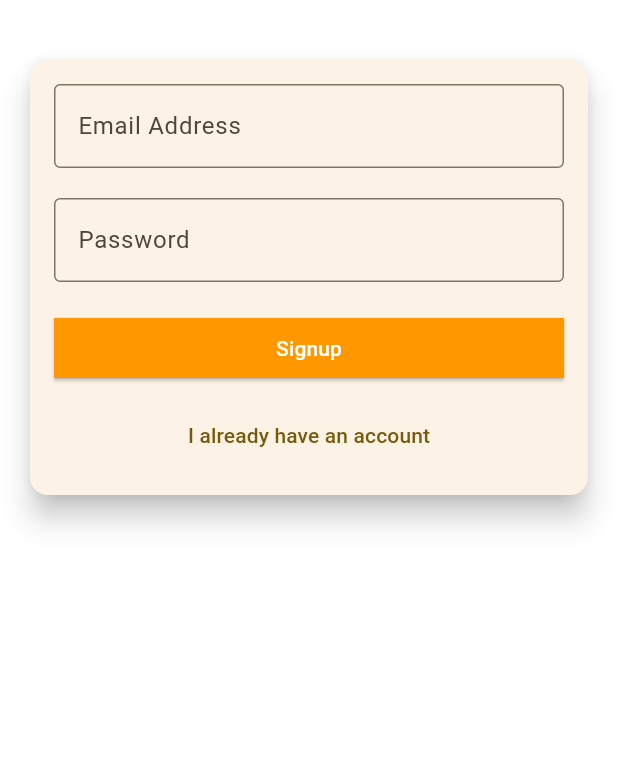
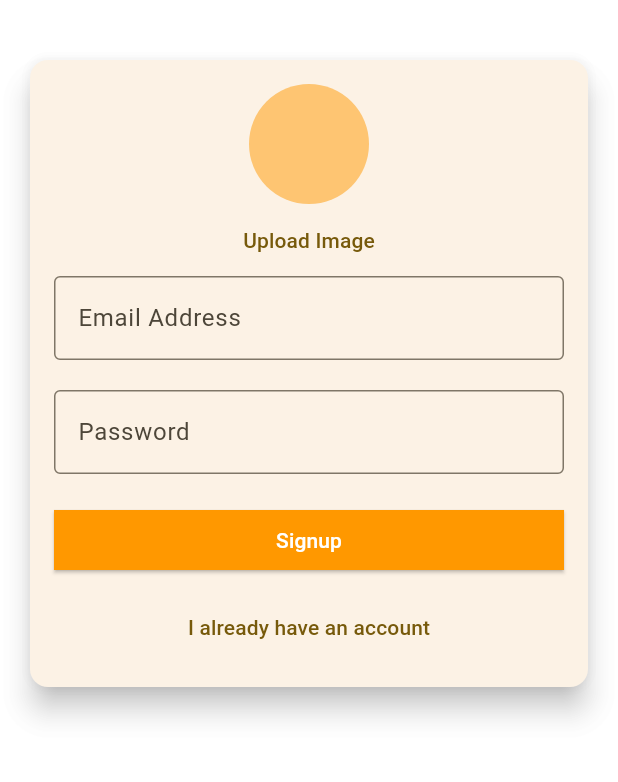
Before and after one commit to IbnuTopanAdib/Chat-App-With-Notification, a Flutter app: the screen it shows after launch, on a phone screen of 412 x 824 dp, the part 330-1112 px from its top. Run offline on Flutter 3.47's test engine with Material 3 defaults, Android fonts, the phone set to English and light mode, and no system bars; our stand-ins replace firebase_auth, firebase_core, firebase_storage, image_picker; accounts and stored records are empty.

Commit message:
add user upload profile picture fitur

```diff
--- a/lib/main.dart
+++ b/lib/main.dart
@@ -20,11 +20,12 @@ class MyApp extends StatelessWidget {
   Widget build(BuildContext context) {
     return MaterialApp(
       title: 'Chat App ',
+      debugShowCheckedModeBanner: false,
       theme: ThemeData().copyWith(
         colorScheme: ColorScheme.fromSeed(
           seedColor:
-              const Color.fromARGB(255, 255, 193, 7), // Warna kuning terang
-          brightness: Brightness.light, // Menetapkan tema cerah
+              const Color.fromARGB(255, 255, 193, 7),
+          brightness: Brightness.light,
         ),
       ),
       home: StreamBuilder(
--- a/lib/screen/auth_screen.dart
+++ b/lib/screen/auth_screen.dart
@@ -1,4 +1,8 @@
+import 'dart:io';
+
+import 'package:chat_with_notif/widget/user_image_picker.dart';
 import 'package:firebase_auth/firebase_auth.dart';
+import 'package:firebase_storage/firebase_storage.dart';
 import 'package:flutter/material.dart';
 
 final _firebaseAuth = FirebaseAuth.instance;
@@ -14,13 +18,19 @@ class _AuthScreenState extends State<AuthScreen> {
   final _formKey = GlobalKey<FormState>();
   String _enteredEmail = "";
   String _enteredPassword = "";
+  File? _selectedImage;
+  bool _isAuthenticating = false;
 
   bool _isLogin = false;
   void _submit() async {
-    if (_formKey.currentState!.validate()) {
+    if (_formKey.currentState!.validate() ||
+        _isLogin && _selectedImage != null) {
       _formKey.currentState!.save();
     }
     try {
+      setState(() {
+        _isAuthenticating = true;
+      });
       if (_isLogin) {
         final userCredential = await _firebaseAuth.signInWithEmailAndPassword(
             email: _enteredEmail, password: _enteredPassword);
@@ -28,8 +38,19 @@ class _AuthScreenState extends State<AuthScreen> {
         final userCredential =
             await _firebaseAuth.createUserWithEmailAndPassword(
                 email: _enteredEmail, password: _enteredPassword);
-        print(userCredential);
+        final storageRef = FirebaseStorage.instance
+            .ref()
+            .child('user_profile')
+            .child('${userCredential.user!.uid}.jpg');
+
+        await storageRef.putFile(_selectedImage!);
+        final imageUrl = storageRef.getDownloadURL();
+        print(imageUrl);
       }
+
+      setState(() {
+        _isAuthenticating = false;
+      });
     } on FirebaseAuthException catch (e) {
       ScaffoldMessenger.of(context).clearSnackBars();
       ScaffoldMessenger.of(context).showSnackBar(
@@ -59,6 +80,12 @@ class _AuthScreenState extends State<AuthScreen> {
                     child: SingleChildScrollView(
                       child: Column(
                         children: [
+                          if (!_isLogin)
+                            UserImagePicker(
+                              onPickImage: (pickedImage) {
+                                _selectedImage = pickedImage;
+                              },
+                            ),
                           TextFormField(
                             decoration: const InputDecoration(
                               labelText: 'Email Address',
@@ -113,6 +140,7 @@ class _AuthScreenState extends State<AuthScreen> {
                           const SizedBox(
                             height: 20,
                           ),
+                          if (!_isAuthenticating)
                             SizedBox(
                               width: double.infinity,
                               child: ElevatedButton(
@@ -126,6 +154,9 @@ class _AuthScreenState extends State<AuthScreen> {
                           const SizedBox(
                             height: 10,
                           ),
+                          if (_isAuthenticating)
+                            const CircularProgressIndicator(),
+                          if (!_isAuthenticating)
                             TextButton(
                                 onPressed: () {
                                   setState(() {
--- /dev/null
+++ b/lib/widget/user_image_picker.dart
@@ -0,0 +1,53 @@
+import 'dart:io';
+
+import 'package:flutter/material.dart';
+import 'package:image_picker/image_picker.dart';
+
+class UserImagePicker extends StatefulWidget {
+  final void Function(File pickedImage) onPickImage;
+
+  const UserImagePicker({super.key, required this.onPickImage});
+
+  @override
+  State<UserImagePicker> createState() => _UserImagePickerState();
+}
+
+class _UserImagePickerState extends State<UserImagePicker> {
+  File? _userImagePicker;
+
+  void pickImage() async {
+    final imagePicker = ImagePicker();
+    final pickedImage = await imagePicker.pickImage(
+      source: ImageSource.camera,
+      maxHeight: 150,
+      imageQuality: 50,
+    );
+
+    if (pickedImage == null) {
+      return;
+    }
+    setState(() {
+      _userImagePicker = File(pickedImage.path);
+    });
+
+    widget.onPickImage(_userImagePicker!);
+  }
+
+  @override
+  Widget build(BuildContext context) {
+    return Column(
+      children: [
+        CircleAvatar(
+          radius: 40,
+          backgroundColor: Colors.orange.withOpacity(0.5),
+          foregroundImage:
+              _userImagePicker != null ? FileImage(_userImagePicker!) : null,
+        ),
+        TextButton(
+          onPressed: pickImage,
+          child: const Text('Upload Image'),
+        )
+      ],
+    );
+  }
+}
--- a/pubspec.yaml
+++ b/pubspec.yaml
@@ -37,6 +37,8 @@ dependencies:
   cupertino_icons: ^1.0.6
   firebase_core: ^3.4.1
   firebase_auth: ^5.2.1
+  image_picker: ^1.1.2
+  firebase_storage: ^12.3.0
 
 dev_dependencies:
   flutter_test:
```
Also changed, not shown: lib/screen/chat_screen.dart (+15 -2 lines), pubspec.lock, 5 other files. Lines whose indentation alone changed are shown as unchanged.
